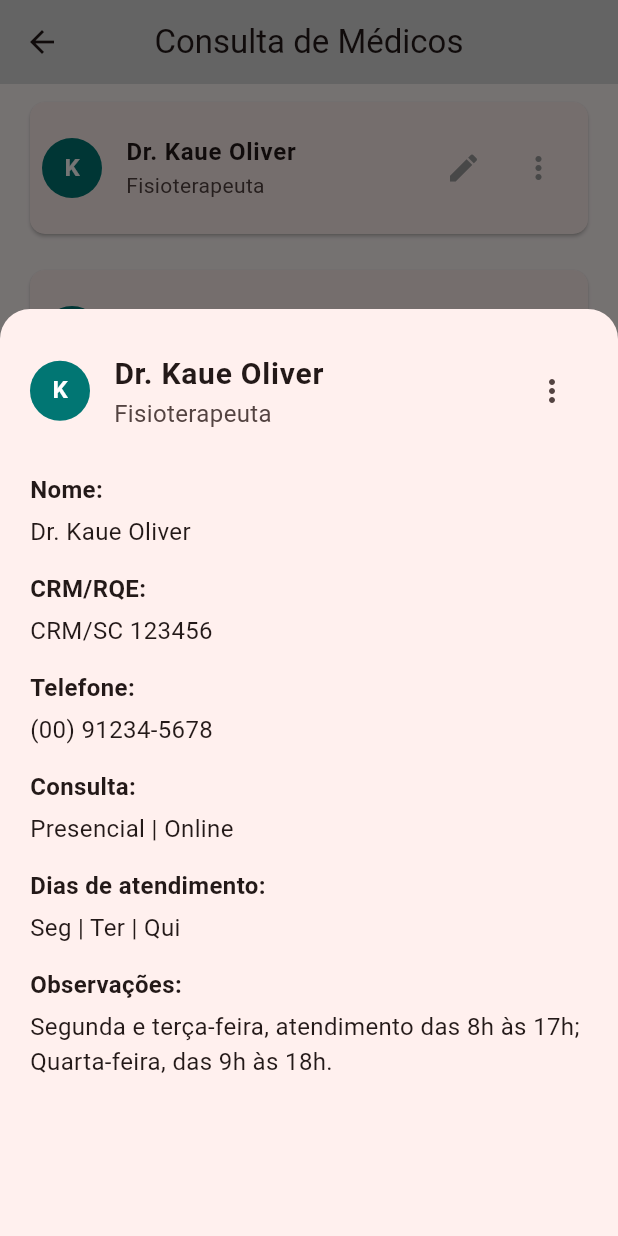
After one commit to GustavoLMarcelino/PlantaoFlex, a Flutter app: the SearchMedScreen screen opened by its route, after a tap on an icon or button, on a phone screen of 412 x 824 dp. The commit adds this screen. Run offline on Flutter 3.47's test engine with Material 3 defaults, Android fonts, the phone set to English and light mode, and no system bars.

Commit message:
0.6.0
Front da consulta de médicos feita

```diff
--- a/lib/main.dart
+++ b/lib/main.dart
@@ -3,6 +3,7 @@ import 'package:plantaoflex/screens/login_screen.dart' as login;
 import 'package:plantaoflex/screens/main_screen.dart';
 import 'package:plantaoflex/screens/registerCli_screen.dart' as register;
 import 'package:plantaoflex/screens/registerMed_screen.dart';
+import 'package:plantaoflex/screens/searchMed_screen.dart';
 
 void main() {
   runApp(const MyApp());
@@ -25,6 +26,7 @@ class MyApp extends StatelessWidget {
         '/main': (context) => const MainScreen(), // Página principal
         '/register-client': (context) => register.RegisterClientScreen(), // Prefixo aplicado ao RegisterClientScreen
         '/register-doctor': (context) => const RegisterDoctorScreen(), // Cadastro de médico
+        '/search-doctor': (context) => SearchMedScreen(), // Consultar Médico
       },
     );
   }
--- a/lib/screens/main_screen.dart
+++ b/lib/screens/main_screen.dart
@@ -135,6 +135,10 @@ class MainScreen extends StatelessWidget {
               // Navegar para a tela de cadastro de cliente
               Navigator.pushNamed(context, '/register-doctor');
             }
+            if (text == 'Consultar Médicos') {
+              // Navegar para a tela de cadastro de cliente
+              Navigator.pushNamed(context, '/search-doctor');
+            }
           },
           child: Text(
             text,
--- a/lib/screens/registerMed_screen.dart
+++ b/lib/screens/registerMed_screen.dart
@@ -55,7 +55,7 @@ class _RegisterDoctorScreenState extends State<RegisterDoctorScreen> {
                 children: [
                   Checkbox(
                     value: _isPresencial,
-                    activeColor: const Color.fromARGB(255, 24, 108, 80), // Cor da checkbox
+                    activeColor: const Color.fromARGB(255, 24, 108, 80),
                     onChanged: (bool? value) {
                       setState(() {
                         _isPresencial = value!;
@@ -65,7 +65,7 @@ class _RegisterDoctorScreenState extends State<RegisterDoctorScreen> {
                   const Text('Presencial'),
                   Checkbox(
                     value: _isOnline,
-                    activeColor: const Color.fromARGB(255, 24, 108, 80), // Cor da checkbox
+                    activeColor: const Color.fromARGB(255, 24, 108, 80),
                     onChanged: (bool? value) {
                       setState(() {
                         _isOnline = value!;
@@ -83,7 +83,9 @@ class _RegisterDoctorScreenState extends State<RegisterDoctorScreen> {
                 style: TextStyle(fontSize: 18, fontWeight: FontWeight.bold, color: Color.fromARGB(255, 24, 108, 80)),
               ),
               Wrap(
-                spacing: 10.0,
+                spacing: 2.0, // Espaçamento horizontal
+                runSpacing: 1.0, // Espaçamento vertical (entre linhas, se houver quebra)
+                alignment: WrapAlignment.start, // Alinhamento dos checkboxes
                 children: [
                   _buildDayCheckBox('SEG', 0),
                   _buildDayCheckBox('TER', 1),
@@ -93,7 +95,7 @@ class _RegisterDoctorScreenState extends State<RegisterDoctorScreen> {
                   _buildDayCheckBox('SAB', 5),
                 ],
               ),
-              const SizedBox(height: 16.0),
+              const SizedBox(height: 11.0),
 
               // Observações
               _buildTextField('Observações (opcional)', maxLines: 3),
@@ -103,7 +105,6 @@ class _RegisterDoctorScreenState extends State<RegisterDoctorScreen> {
               Row(
                 mainAxisAlignment: MainAxisAlignment.spaceAround,
                 children: [
-                  // Botão Cancelar
                   ElevatedButton(
                     style: ElevatedButton.styleFrom(
                       padding: const EdgeInsets.symmetric(horizontal: 50, vertical: 15),
@@ -123,8 +124,6 @@ class _RegisterDoctorScreenState extends State<RegisterDoctorScreen> {
                       ),
                     ),
                   ),
-
-                  // Botão Salvar
                   ElevatedButton(
                     style: ElevatedButton.styleFrom(
                       padding: const EdgeInsets.symmetric(horizontal: 50, vertical: 15),
--- /dev/null
+++ b/lib/screens/searchMed_screen.dart
@@ -0,0 +1,240 @@
+import 'package:flutter/material.dart';
+
+class SearchMedScreen extends StatelessWidget {
+  const SearchMedScreen({Key? key}) : super(key: key);
+
+  // Lista de médicos para preencher a lista
+  final List<Map<String, dynamic>> medicos = const [
+    {
+      'nome': 'Dr. Kaue Oliver',
+      'especialidade': 'Fisioterapeuta',
+      'inicial': 'K',
+      'crm': 'CRM/SC 123456',
+      'telefone': '(00) 91234-5678',
+      'consulta': 'Presencial | Online',
+      'dias': 'Seg | Ter | Qui',
+      'observacoes': 'Segunda e terça-feira, atendimento das 8h às 17h; Quarta-feira, das 9h às 18h.'
+    },
+    {
+      'nome': 'Dr. Arthur Tiago',
+      'especialidade': 'Cardiologista',
+      'inicial': 'A',
+      'crm': 'CRM/SP 987654',
+      'telefone': '(11) 91234-5678',
+      'consulta': 'Presencial',
+      'dias': 'Seg | Qua | Sex',
+      'observacoes': 'Segunda e quarta-feira, das 9h às 17h.'
+    },
+    // Adicione mais médicos conforme necessário...
+  ];
+
+  @override
+  Widget build(BuildContext context) {
+    return Scaffold(
+      appBar: AppBar(
+        title: const Text('Consulta de Médicos'),
+        centerTitle: true,
+        backgroundColor: const Color.fromARGB(255, 217, 217, 217),
+        automaticallyImplyLeading: true,
+      ),
+      body: ListView.builder(
+        itemCount: medicos.length,
+        itemBuilder: (context, index) {
+          final medico = medicos[index];
+          return _buildMedicoTile(
+            context,
+            medico['nome'],
+            medico['especialidade'],
+            medico['inicial'],
+            medico,
+          );
+        },
+      ),
+    );
+  }
+
+  // Função para construir um "ListTile" personalizado para cada médico
+  Widget _buildMedicoTile(BuildContext context, String nome, String especialidade, String inicial, Map<String, dynamic> medico) {
+    return Padding(
+      padding: const EdgeInsets.symmetric(vertical: 8.0, horizontal: 16.0),
+      child: GestureDetector(
+        onTap: () {
+          _showMedicoDetails(context, medico);
+        },
+        child: Card(
+          shape: RoundedRectangleBorder(
+            borderRadius: BorderRadius.circular(10.0),
+          ),
+          child: ListTile(
+            contentPadding: const EdgeInsets.all(8.0),
+            leading: CircleAvatar(
+              backgroundColor: const Color.fromARGB(255, 1, 118, 115),
+              child: Text(
+                inicial,
+                style: const TextStyle(color: Colors.white, fontWeight: FontWeight.bold),
+              ),
+            ),
+            title: Text(
+              nome,
+              style: const TextStyle(
+                fontWeight: FontWeight.bold,
+                fontSize: 16,
+              ),
+            ),
+            subtitle: Text(especialidade),
+            trailing: SizedBox(
+              width: 100, // Largura total da área de ações à direita
+              child: Row(
+                mainAxisAlignment: MainAxisAlignment.spaceAround,
+                children: const [
+                  Icon(Icons.edit, color: Colors.grey),
+                  Icon(Icons.more_vert, color: Colors.grey),
+                ],
+              ),
+            ),
+          ),
+        ),
+      ),
+    );
+  }
+
+  // Função para exibir o Bottom Sheet com os detalhes do médico
+  void _showMedicoDetails(BuildContext context, Map<String, dynamic> medico) {
+    showModalBottomSheet(
+      context: context,
+      isScrollControlled: true, // Permite maior controle sobre a altura
+      shape: const RoundedRectangleBorder(
+        borderRadius: BorderRadius.vertical(top: Radius.circular(20.0)),
+      ),
+      builder: (context) {
+        return FractionallySizedBox(
+          heightFactor: 0.75, // Define a altura como 75% da tela
+          child: Padding(
+            padding: const EdgeInsets.all(20.0),
+            child: Column(
+              mainAxisSize: MainAxisSize.min, // Faz o BottomSheet ajustar-se ao conteúdo
+              crossAxisAlignment: CrossAxisAlignment.start,
+              children: [
+                Row(
+                  mainAxisAlignment: MainAxisAlignment.spaceBetween,
+                  children: [
+                    Expanded(
+                      child: ListTile(
+                        contentPadding: EdgeInsets.zero,
+                        leading: CircleAvatar(
+                          backgroundColor: const Color.fromARGB(255, 1, 118, 115),
+                          child: Text(
+                            medico['inicial'],
+                            style: const TextStyle(
+                              color: Colors.white,
+                              fontWeight: FontWeight.bold,
+                            ),
+                          ),
+                        ),
+                        title: Text(
+                          medico['nome'],
+                          style: const TextStyle(
+                            fontWeight: FontWeight.bold,
+                            fontSize: 20, // Aumentando o tamanho da fonte para o nome
+                          ),
+                        ),
+                        subtitle: Text(
+                          medico['especialidade'],
+                          style: const TextStyle(
+                            fontSize: 16, // Aumentando o tamanho da fonte para a especialidade
+                          ),
+                        ),
+                      ),
+                    ),
+                    IconButton(
+                      icon: const Icon(Icons.more_vert),
+                      onPressed: () {
+                        _showEditMenu(context);
+                      },
+                    ),
+                  ],
+                ),
+                const SizedBox(height: 20), // Maior espaçamento entre as linhas
+
+                // Detalhes com espaçamento e fonte maior
+                _buildDetailItem('Nome', medico['nome']),
+                const SizedBox(height: 15), // Aumentando espaçamento entre os itens
+
+                _buildDetailItem('CRM/RQE', medico['crm']),
+                const SizedBox(height: 15), // Aumentando espaçamento entre os itens
+
+                _buildDetailItem('Telefone', medico['telefone']),
+                const SizedBox(height: 15), // Aumentando espaçamento entre os itens
+
+                _buildDetailItem('Consulta', medico['consulta']),
+                const SizedBox(height: 15), // Aumentando espaçamento entre os itens
+
+                _buildDetailItem('Dias de atendimento', medico['dias']),
+                const SizedBox(height: 15), // Aumentando espaçamento entre os itens
+
+                _buildDetailItem('Observações', medico['observacoes']),
+                const SizedBox(height: 25), // Espaçamento extra antes de fechar
+              ],
+            ),
+          ),
+        );
+      },
+    );
+  }
+
+  // Função para exibir o menu de três pontos dentro do Bottom Sheet
+  void _showEditMenu(BuildContext context) {
+    showModalBottomSheet(
+      context: context,
+      shape: const RoundedRectangleBorder(
+        borderRadius: BorderRadius.vertical(top: Radius.circular(10.0)),
+      ),
+      builder: (context) {
+        return ListView(
+          shrinkWrap: true, // Ajusta o tamanho ao conteúdo
+          children: [
+            ListTile(
+              leading: const Icon(Icons.edit),
+              title: const Text('Editar'),
+              onTap: () {
+                Navigator.pop(context); // Fecha o menu
+                // Ação de editar
+              },
+            ),
+            ListTile(
+              leading: const Icon(Icons.delete),
+              title: const Text('Excluir'),
+              onTap: () {
+                Navigator.pop(context); // Fecha o menu
+                // Ação de excluir
+              },
+            ),
+          ],
+        );
+      },
+    );
+  }
+
+  // Função para construir os detalhes de cada item do médico no BottomSheet
+  Widget _buildDetailItem(String title, String value) {
+    return Column(
+      crossAxisAlignment: CrossAxisAlignment.start,
+      children: [
+        Text(
+          '$title: ',
+          style: const TextStyle(
+            fontWeight: FontWeight.bold,
+            fontSize: 16, // Aumentando o tamanho da fonte para o título
+          ),
+        ),
+        const SizedBox(height: 5), // Espaço pequeno entre título e valor
+        Text(
+          value,
+          style: const TextStyle(
+            fontSize: 16, // Aumentando o tamanho da fonte para o valor
+          ),
+        ),
+      ],
+    );
+  }
+}
```
